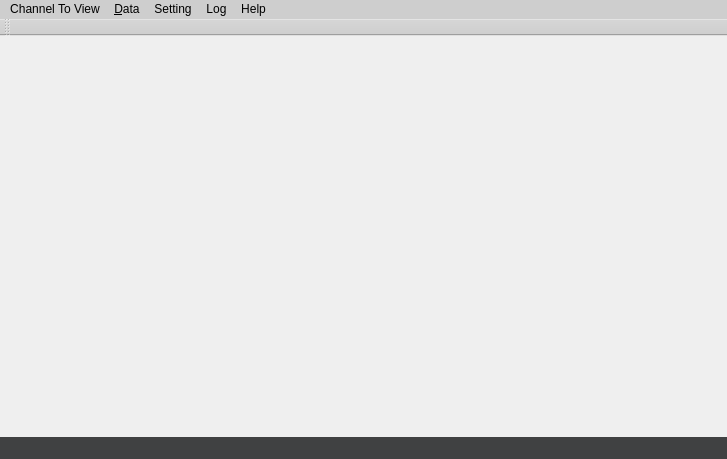
Old version of the form Main/MainWindow/mainwindow.ui in the repository 519984307/Container_Multiple_Channels_20200522.
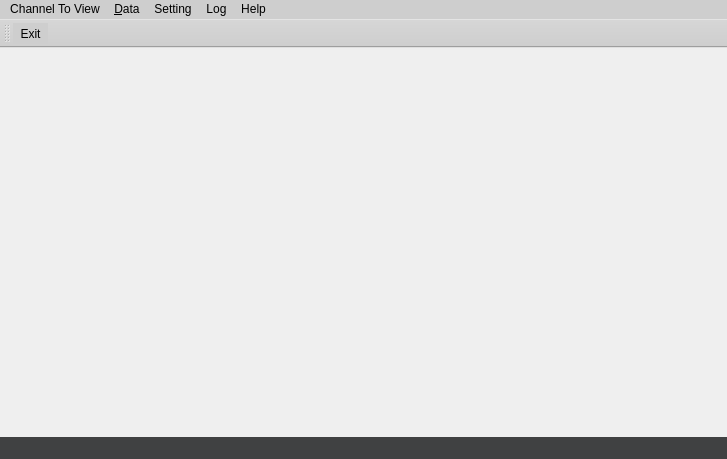
New version of the form. Icons and pictures are not drawn.

```diff
--- a/Main/MainWindow/mainwindow.ui
+++ b/Main/MainWindow/mainwindow.ui
@@ -144,6 +144,7 @@
    <attribute name="toolBarBreak">
     <bool>false</bool>
    </attribute>
+   <addaction name="actionExit"/>
   </widget>
   <widget class="QStatusBar" name="statusBar">
    <property name="styleSheet">
```
Left out of the diff: 6 changed lines with no effect on the pictures.
